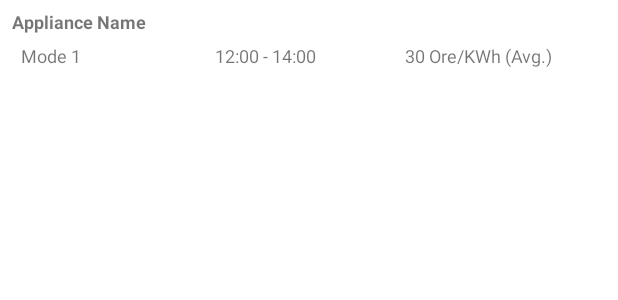
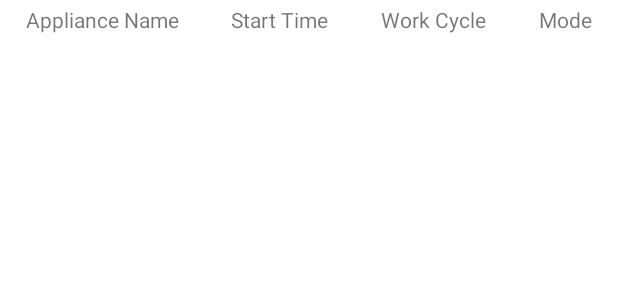
Before and after one commit to DimosGavalas/Electrices_Android, an Android app: the layout recycler_view_scheduled_item.xml on its own in the app's theme, with its tools: preview values and no code run, on a phone screen of 412 x 824 dp. Shown: the top 300 px of the screen. Run offline under Robolectric (Android 15) with nearby library versions, the light colour scheme and no system bars.

Commit message:
Implementation for the creation of appliances schedule. (has error in FireStoreConnection class)

```diff
--- a/app/src/main/java/com/example/electrices/Activities/BarChartActivity.java
+++ b/app/src/main/java/com/example/electrices/Activities/BarChartActivity.java
@@ -12,7 +12,7 @@ import android.widget.DatePicker;
 
 import com.example.electrices.MPchartsCustom.CustomMarkerView;
 import com.example.electrices.R;
-import com.example.electrices.model.PricesDocument;
+import com.example.electrices.model.firestoreModel.PricesDocument;
 import com.example.electrices.utilities.CustomDateUtility;
 import com.example.electrices.utilities.DatePickerStyler;
 import com.example.electrices.utilities.FireStoreConnection;
--- a/app/src/main/java/com/example/electrices/model/FirestoreDocument.java
+++ b/app/src/main/java/com/example/electrices/model/firestoreModel/FirestoreDocument.java
@@ -1,4 +1,4 @@
-package com.example.electrices.model;
+package com.example.electrices.model.firestoreModel;
 
 
 public abstract class FirestoreDocument {
--- a/app/src/main/java/com/example/electrices/model/PricesDocument.java
+++ b/app/src/main/java/com/example/electrices/model/firestoreModel/PricesDocument.java
@@ -1,4 +1,4 @@
-package com.example.electrices.model;
+package com.example.electrices.model.firestoreModel;
 
 import java.util.ArrayList;
 import java.util.Collections;
--- a/app/src/main/java/com/example/electrices/model/ScheduleDocument.java
+++ b/app/src/main/java/com/example/electrices/model/firestoreModel/ScheduleDocument.java
@@ -1,8 +1,10 @@
-package com.example.electrices.model;
+package com.example.electrices.model.firestoreModel;
 
 import java.util.HashMap;
 
 public class ScheduleDocument {
+
+
 
     private HashMap<String, HashMap<String, HashMap<String, Integer>>> daySchedule;
 
--- a/app/src/main/java/com/example/electrices/model/StatisticsDocument.java
+++ b/app/src/main/java/com/example/electrices/model/firestoreModel/StatisticsDocument.java
@@ -1,4 +1,4 @@
-package com.example.electrices.model;
+package com.example.electrices.model.firestoreModel;
 
 
 import java.util.ArrayList;
--- a/app/src/main/java/com/example/electrices/model/recyclerViewComponents/ApplianceTimeSelectionAdapter.java
+++ b/app/src/main/java/com/example/electrices/model/recyclerViewComponents/ApplianceTimeSelectionAdapter.java
@@ -2,7 +2,6 @@ package com.example.electrices.model.recyclerViewComponents;
 
 import android.content.Context;
 import android.content.res.Resources;
-import android.util.Log;
 import android.view.LayoutInflater;
 import android.view.View;
 import android.view.ViewGroup;
@@ -15,7 +14,7 @@ import androidx.annotation.NonNull;
 import androidx.recyclerview.widget.RecyclerView;
 
 import com.example.electrices.R;
-import com.example.electrices.model.PricesDocument;
+import com.example.electrices.model.firestoreModel.PricesDocument;
 
 import java.util.ArrayList;
 
--- a/app/src/main/java/com/example/electrices/model/recyclerViewComponents/TimeframesAdapter.java
+++ b/app/src/main/java/com/example/electrices/model/recyclerViewComponents/TimeframesAdapter.java
@@ -11,10 +11,9 @@ import androidx.annotation.NonNull;
 import androidx.recyclerview.widget.RecyclerView;
 
 import com.example.electrices.R;
-import com.example.electrices.model.StatisticsDocument;
+import com.example.electrices.model.firestoreModel.StatisticsDocument;
 
 import java.util.ArrayList;
-import java.util.Map;
 
 
 // Create the basic adapter extending from RecyclerView.Adapter
--- a/app/src/main/res/layout/recycler_view_scheduled_item.xml
+++ b/app/src/main/res/layout/recycler_view_scheduled_item.xml
@@ -1,55 +1,53 @@
 <?xml version="1.0" encoding="utf-8"?>
-<androidx.constraintlayout.widget.ConstraintLayout xmlns:android="http://schemas.android.com/apk/res/android"
+<LinearLayout
+    xmlns:android="http://schemas.android.com/apk/res/android"
     android:layout_width="match_parent"
     android:layout_height="wrap_content"
-    xmlns:app="http://schemas.android.com/apk/res-auto"
-    android:paddingVertical="6dp"
-    android:paddingHorizontal="8dp">
-
-    <TextView
-        android:id="@+id/appliance_name"
-        android:layout_width="wrap_content"
-        android:layout_height="wrap_content"
-        app:layout_constraintTop_toTopOf="parent"
-        app:layout_constraintStart_toStartOf="parent"
-        android:text="Appliance Name"
-        android:textSize="12sp"
-        android:textStyle="bold"/>
+    xmlns:app="http://schemas.android.com/apk/res-auto">
 
     <LinearLayout
         android:layout_width="match_parent"
-        android:layout_height="match_parent"
+        android:layout_height="wrap_content"
         android:orientation="horizontal"
-        app:layout_constraintTop_toBottomOf="@+id/appliance_name"
-        app:layout_constraintStart_toStartOf="parent"
-        android:layout_marginTop="6dp"
-        android:paddingHorizontal="6dp"
-        android:weightSum="3">
+        android:weightSum="4"
+        android:paddingVertical="3dp">
 
         <TextView
+            android:id="@+id/appliance_name"
             android:layout_width="wrap_content"
             android:layout_height="wrap_content"
+            android:text="Appliance Name"
             android:layout_weight="1"
-            android:text="Mode 1"
-            android:textSize="12sp"/>
+            android:layout_gravity="center"
+            android:gravity="center"/>
 
         <TextView
+            android:id="@+id/start_time"
             android:layout_width="wrap_content"
             android:layout_height="wrap_content"
+            android:text="Start Time"
             android:layout_weight="1"
-            android:gravity="center"
-            android:text="12:00 - 14:00"
-            android:textSize="12sp"/>
+            android:layout_gravity="center"
+            android:gravity="center"/>
 
         <TextView
+            android:id="@+id/work_cycle"
             android:layout_width="wrap_content"
             android:layout_height="wrap_content"
+            android:text="Work Cycle"
             android:layout_weight="1"
-            android:gravity="center"
-            android:text="30 Ore/KWh (Avg.)"
-            android:textSize="12sp"/>
+            android:layout_gravity="center"
+            android:gravity="center"/>
 
+        <TextView
+            android:id="@+id/mode"
+            android:layout_width="wrap_content"
+            android:layout_height="wrap_content"
+            android:text="Mode"
+            android:layout_weight="1"
+            android:layout_gravity="center"
+            android:gravity="center"/>
 
     </LinearLayout>
 
-</androidx.constraintlayout.widget.ConstraintLayout>
+</LinearLayout>
```
Also changed, not shown: app/src/main/java/com/example/electrices/Activities/HomeActivity.java (+24 -8 lines), app/src/main/java/com/example/electrices/model/customPopupWindows/PopupWindowApplianceScheduler.java (+4 -5 lines), app/src/main/java/com/example/electrices/model/recyclerViewComponents/ScheduledAppliancesAdapter.java (renamed from app/src/main/java/com/example/electrices/model/recyclerViewComponents/ScheduledItemsAdapter.java, +24 -16 lines), app/src/main/java/com/example/electrices/utilities/FireStoreConnection.java (+26 -5 lines), app/src/main/res/layout/activity_home.xml (+50 -4 lines).
